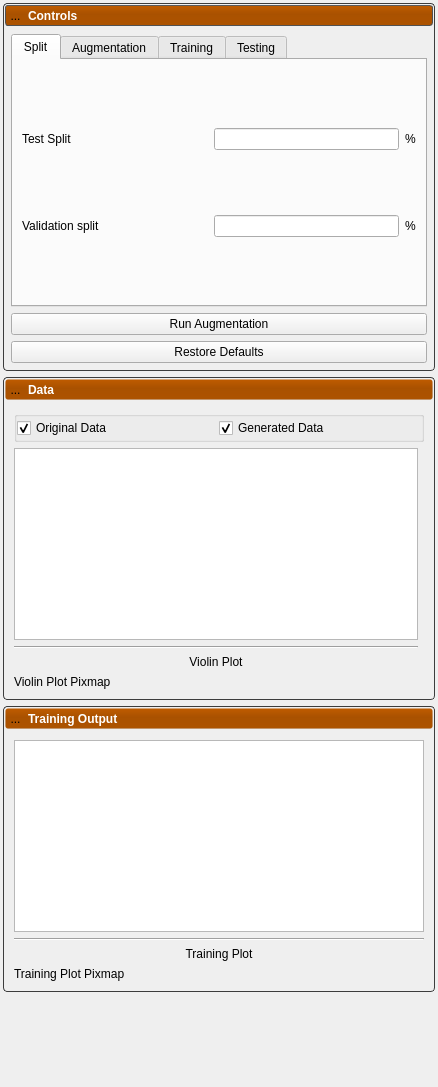
SCIInstitute/ShapeWorks, file Studio/DeepSSM/DeepSSMTool.ui: the form before one commit.
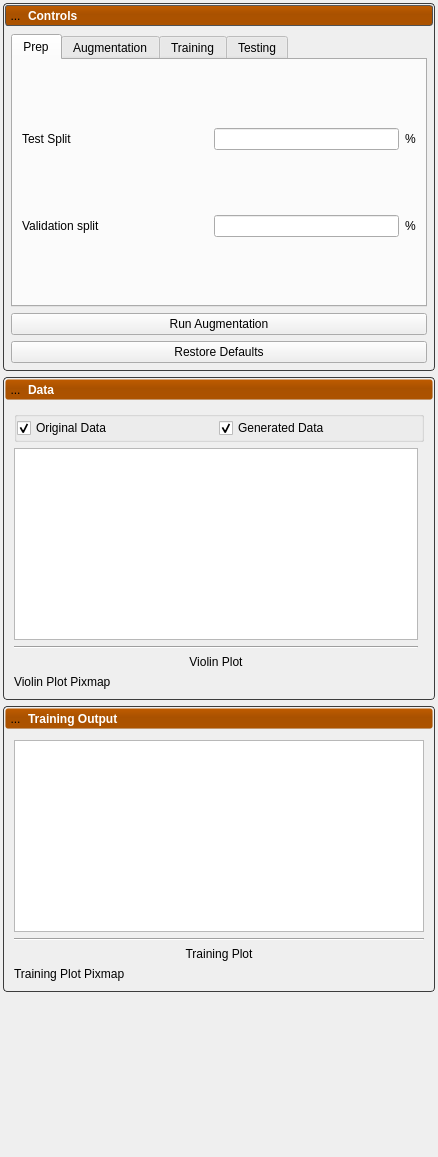
The form after the commit. The open tabs and pages were chosen to show the change. Icons and pictures are not drawn.

Commit message: Rename Split to Prep

```diff
--- a/Studio/DeepSSM/DeepSSMTool.ui
+++ b/Studio/DeepSSM/DeepSSMTool.ui
@@ -7,7 +7,7 @@
     <x>0</x>
     <y>0</y>
     <width>438</width>
-    <height>1087</height>
+    <height>1157</height>
    </rect>
   </property>
   <property name="windowTitle">
@@ -327,7 +327,7 @@
               </property>
               <widget class="QWidget" name="split_tab">
                <attribute name="title">
-                <string>Split</string>
+                <string>Prep</string>
                </attribute>
                <layout class="QGridLayout" name="gridLayout_6">
                 <item row="1" column="0">
```
Left out of the diff: 2 changed lines with no effect on the pictures. The commit also changes 1 other file.
